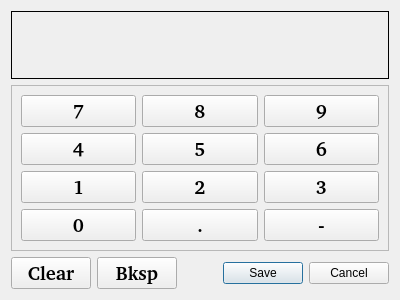
jethornton/flexgui, file flexgui/src/numbers.ui: the form before one commit.
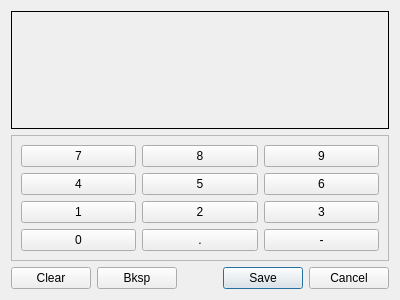
The form after the commit.

What changed in the file:
```diff
--- a/flexgui/src/numbers.ui
+++ b/flexgui/src/numbers.ui
@@ -16,14 +16,6 @@
   <layout class="QGridLayout" name="gridLayout_2">
    <item row="0" column="0" colspan="3">
     <widget class="QLabel" name="numbers_lb">
-     <property name="font">
-      <font>
-       <family>FreeMono</family>
-       <pointsize>14</pointsize>
-       <weight>75</weight>
-       <bold>true</bold>
-      </font>
-     </property>
      <property name="frameShape">
       <enum>QFrame::Box</enum>
      </property>
@@ -45,180 +37,84 @@
      </property>
      <layout class="QGridLayout" name="gridLayout">
       <item row="0" column="1">
-       <widget class="QPushButton" name="num_pb_8">
-        <property name="font">
-         <font>
-          <family>BPG Courier S GPL&amp;GNU</family>
-          <pointsize>14</pointsize>
-          <weight>75</weight>
-          <bold>true</bold>
-         </font>
-        </property>
+       <widget class="QPushButton" name="key_8">
         <property name="text">
          <string>8</string>
         </property>
        </widget>
       </item>
       <item row="1" column="0">
-       <widget class="QPushButton" name="num_pb_4">
-        <property name="font">
-         <font>
-          <family>BPG Courier S GPL&amp;GNU</family>
-          <pointsize>14</pointsize>
-          <weight>75</weight>
-          <bold>true</bold>
-         </font>
-        </property>
+       <widget class="QPushButton" name="key_4">
         <property name="text">
          <string>4</string>
         </property>
        </widget>
       </item>
       <item row="0" column="0">
-       <widget class="QPushButton" name="num_pb_7">
-        <property name="font">
-         <font>
-          <family>BPG Courier S GPL&amp;GNU</family>
-          <pointsize>14</pointsize>
-          <weight>75</weight>
-          <bold>true</bold>
-         </font>
-        </property>
+       <widget class="QPushButton" name="key_7">
         <property name="text">
          <string>7</string>
         </property>
        </widget>
       </item>
       <item row="1" column="1">
-       <widget class="QPushButton" name="num_pb_5">
-        <property name="font">
-         <font>
-          <family>BPG Courier S GPL&amp;GNU</family>
-          <pointsize>14</pointsize>
-          <weight>75</weight>
-          <bold>true</bold>
-         </font>
-        </property>
+       <widget class="QPushButton" name="key_5">
         <property name="text">
          <string>5</string>
         </property>
        </widget>
       </item>
       <item row="1" column="2">
-       <widget class="QPushButton" name="num_pb_6">
-        <property name="font">
-         <font>
-          <family>BPG Courier S GPL&amp;GNU</family>
-          <pointsize>14</pointsize>
-          <weight>75</weight>
-          <bold>true</bold>
-         </font>
-        </property>
+       <widget class="QPushButton" name="key_6">
         <property name="text">
          <string>6</string>
         </property>
        </widget>
       </item>
       <item row="0" column="2">
-       <widget class="QPushButton" name="num_pb_9">
-        <property name="font">
-         <font>
-          <family>BPG Courier S GPL&amp;GNU</family>
-          <pointsize>14</pointsize>
-          <weight>75</weight>
-          <bold>true</bold>
-         </font>
-        </property>
+       <widget class="QPushButton" name="key_9">
         <property name="text">
          <string>9</string>
         </property>
        </widget>
       </item>
       <item row="2" column="0">
-       <widget class="QPushButton" name="num_pb_1">
-        <property name="font">
-         <font>
-          <family>BPG Courier S GPL&amp;GNU</family>
-          <pointsize>14</pointsize>
-          <weight>75</weight>
-          <bold>true</bold>
-         </font>
-        </property>
+       <widget class="QPushButton" name="key_1">
         <property name="text">
          <string>1</string>
         </property>
        </widget>
       </item>
       <item row="2" column="2">
-       <widget class="QPushButton" name="num_pb_3">
-        <property name="font">
-         <font>
-          <family>BPG Courier S GPL&amp;GNU</family>
-          <pointsize>14</pointsize>
-          <weight>75</weight>
-          <bold>true</bold>
-         </font>
-        </property>
+       <widget class="QPushButton" name="key_3">
         <property name="text">
          <string>3</string>
         </property>
        </widget>
       </item>
       <item row="2" column="1">
-       <widget class="QPushButton" name="num_pb_2">
-        <property name="font">
-         <font>
-          <family>BPG Courier S GPL&amp;GNU</family>
-          <pointsize>14</pointsize>
-          <weight>75</weight>
-          <bold>true</bold>
-         </font>
-        </property>
+       <widget class="QPushButton" name="key_2">
         <property name="text">
          <string>2</string>
         </property>
        </widget>
       </item>
       <item row="3" column="0">
-       <widget class="QPushButton" name="num_pb_0">
-        <property name="font">
-         <font>
-          <family>BPG Courier S GPL&amp;GNU</family>
-          <pointsize>14</pointsize>
-          <weight>75</weight>
-          <bold>true</bold>
-         </font>
-        </property>
+       <widget class="QPushButton" name="key_0">
         <property name="text">
          <string>0</string>
         </property>
        </widget>
       </item>
       <item row="3" column="1">
-       <widget class="QPushButton" name="dot_pb">
-        <property name="font">
-         <font>
-          <family>BPG Courier S GPL&amp;GNU</family>
-          <pointsize>14</pointsize>
-          <weight>75</weight>
-          <bold>true</bold>
-         </font>
-        </property>
+       <widget class="QPushButton" name="key_dot">
         <property name="text">
          <string>.</string>
         </property>
        </widget>
       </item>
       <item row="3" column="2">
-       <widget class="QPushButton" name="dash_pb">
-        <property name="font">
-         <font>
-          <family>BPG Courier S GPL&amp;GNU</family>
-          <pointsize>14</pointsize>
-          <weight>75</weight>
-          <bold>true</bold>
-         </font>
-        </property>
+       <widget class="QPushButton" name="key_dash">
         <property name="text">
          <string>-</string>
         </property>
@@ -229,14 +125,6 @@
    </item>
    <item row="2" column="0">
     <widget class="QPushButton" name="clear_pb">
-     <property name="font">
-      <font>
-       <family>BPG Courier S GPL&amp;GNU</family>
-       <pointsize>14</pointsize>
-       <weight>75</weight>
-       <bold>true</bold>
-      </font>
-     </property>
      <property name="text">
       <string>Clear</string>
      </property>
@@ -244,14 +132,6 @@
    </item>
    <item row="2" column="1">
     <widget class="QPushButton" name="backspace_pb">
-     <property name="font">
-      <font>
-       <family>BPG Courier S GPL&amp;GNU</family>
-       <pointsize>14</pointsize>
-       <weight>75</weight>
-       <bold>true</bold>
-      </font>
-     </property>
      <property name="text">
       <string>Bksp</string>
      </property>
```
